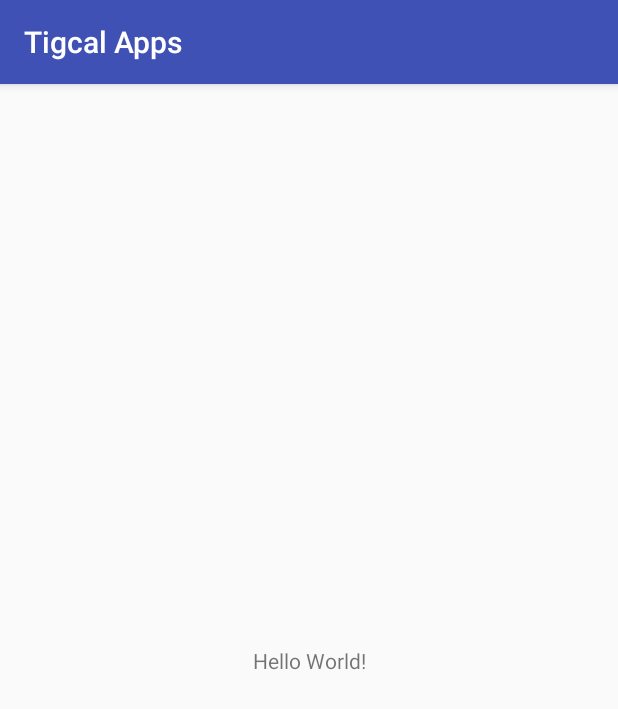
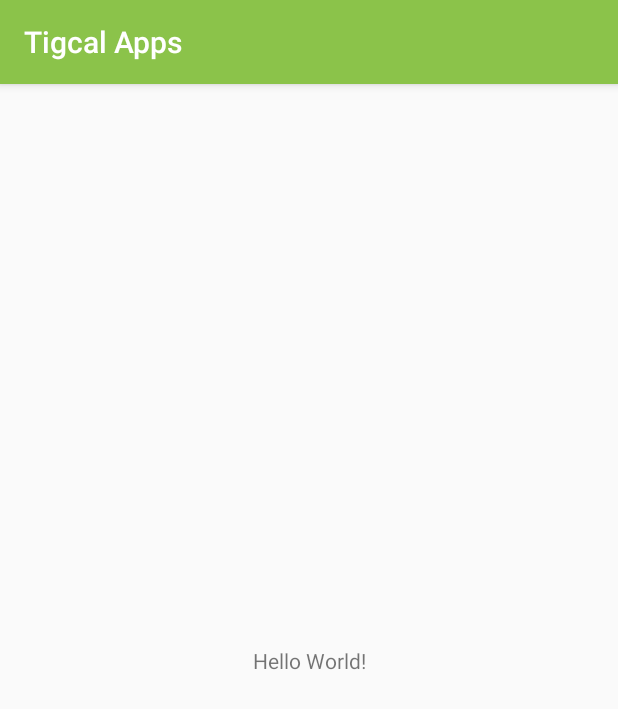
Before and after one commit to jomartigcal/tigcal-apps-android-app, an Android app: the screen it shows after launch (MainActivity), on a phone screen of 412 x 824 dp. Shown: the top 709 px of the screen. Run offline under Robolectric (Android 15) with nearby library versions, the light colour scheme and no system bars.

Commit message:
Updating color palette
Signed-off-by: Jomar Tigcal <jomar@tigcal.com>

```diff
--- a/app/src/main/res/values/colors.xml
+++ b/app/src/main/res/values/colors.xml
@@ -1,6 +1,11 @@
 <?xml version="1.0" encoding="utf-8"?>
 <resources>
-    <color name="colorPrimary">#3F51B5</color>
-    <color name="colorPrimaryDark">#303F9F</color>
-    <color name="colorAccent">#FF4081</color>
+    <color name="colorPrimary">#8BC34A</color>
+    <color name="colorPrimaryDark">#689F38</color>
+    <color name="colorPrimaryLight">#DCEDC8</color>
+    <color name="colorAccent">#448AFF</color>
+    <color name="colorPrimaryText">#212121</color>
+    <color name="colorSecondaryText">#757575</color>
+    <color name="colorIcons">#212121</color>
+    <color name="colorDivider">#BDBDBD</color>
 </resources>
```
